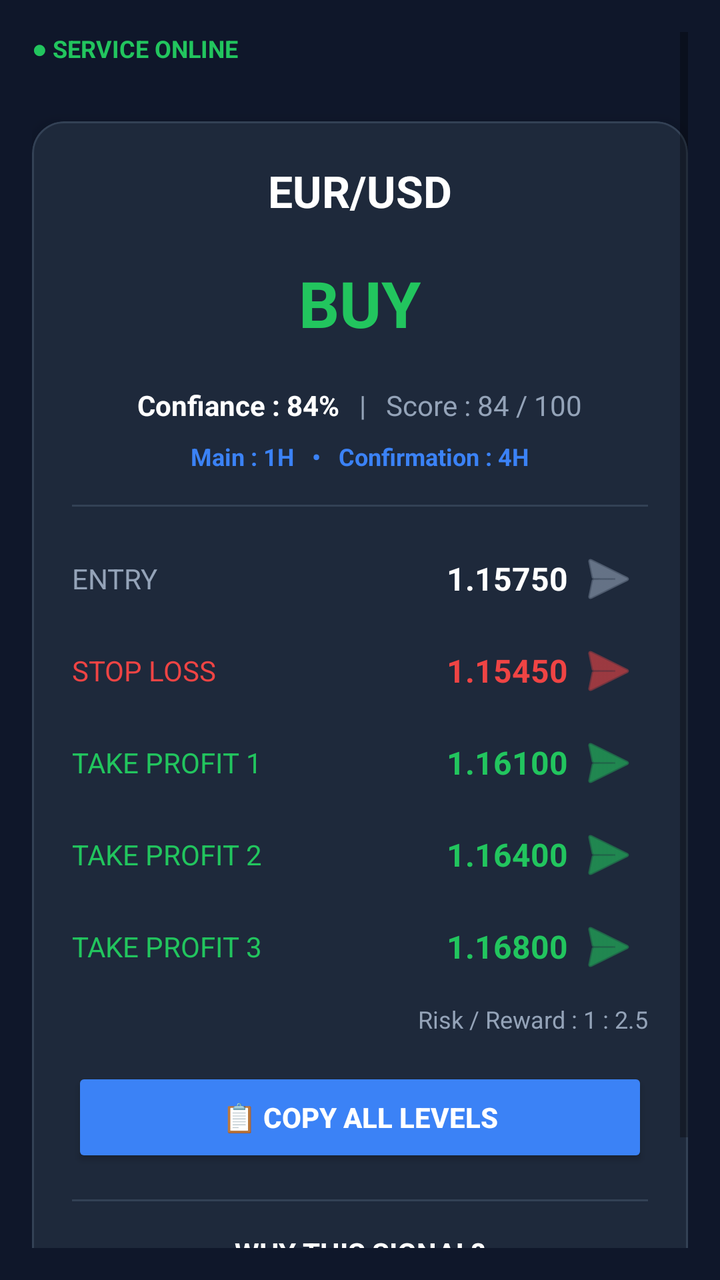
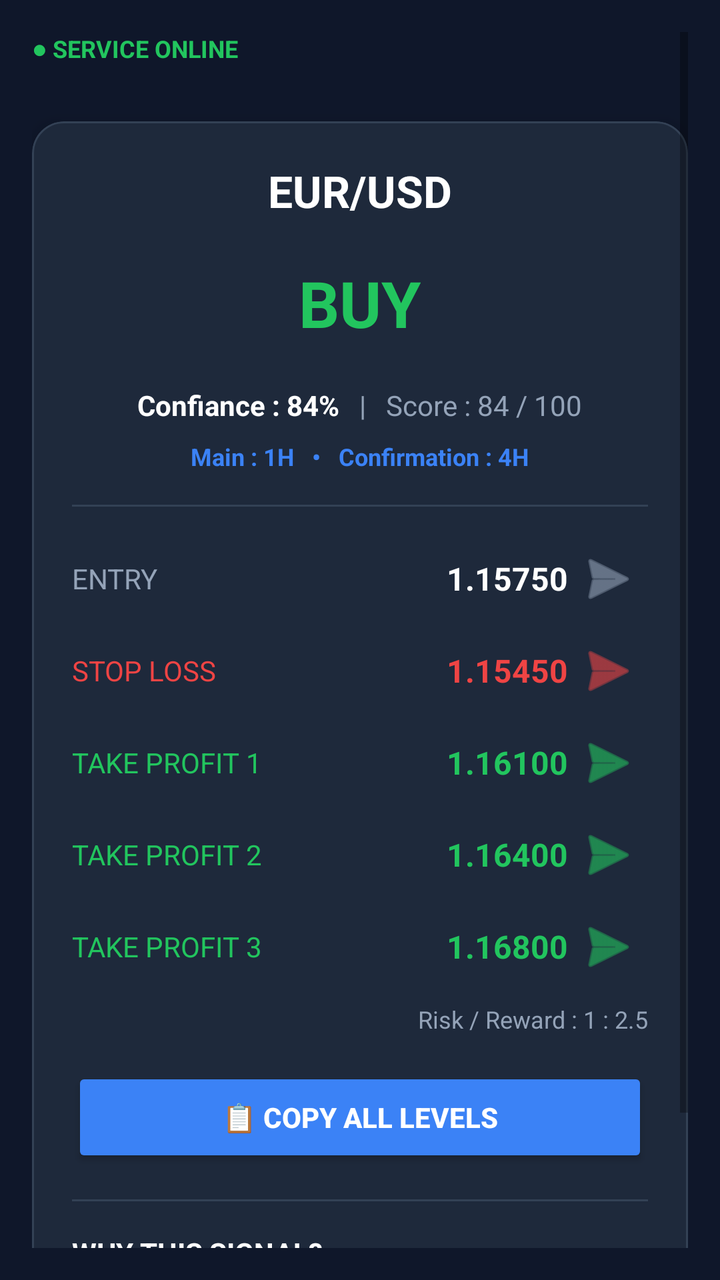

The first picture is an Android layout as it rendered before a commit; the second is the same layout after the commit. The layout source and the unified diff follow.
<!-- AndroidManifest.xml: application theme Theme.TradeVisionAI -->
<!-- res/layout/fragment_signal.xml -->
<?xml version="1.0" encoding="utf-8"?>
<ScrollView xmlns:android="http://schemas.android.com/apk/res/android"
    xmlns:app="http://schemas.android.com/apk/res-auto"
    android:layout_width="match_parent"
    android:layout_height="match_parent"
    android:background="@color/bg_main"
    android:padding="16dp">

    <LinearLayout
        android:layout_width="match_parent"
        android:layout_height="wrap_content"
        android:orientation="vertical">

        
        <TextView
            android:id="@+id/tvServiceStatus"
            android:layout_width="wrap_content"
            android:layout_height="wrap_content"
            android:text="● SERVICE ONLINE"
            android:textColor="@color/signal_buy"
            android:textSize="12sp"
            android:textStyle="bold" />

        
        <HorizontalScrollView
            android:layout_width="match_parent"
            android:layout_height="wrap_content"
            android:layout_marginTop="12dp"
            android:scrollbars="none">

            <LinearLayout
                android:id="@+id/assetContainer"
                android:layout_width="wrap_content"
                android:layout_height="wrap_content"
                android:orientation="horizontal" />
        </HorizontalScrollView>

        
        <com.google.android.material.card.MaterialCardView
            android:layout_width="match_parent"
            android:layout_height="wrap_content"
            android:layout_marginTop="16dp"
            app:cardBackgroundColor="@color/bg_card"
            app:cardCornerRadius="16dp"
            app:cardElevation="4dp"
            app:strokeColor="@color/bg_border"
            app:strokeWidth="1dp">

            <LinearLayout
                android:layout_width="match_parent"
                android:layout_height="wrap_content"
                android:gravity="center_horizontal"
                android:orientation="vertical"
                android:padding="20dp">

                <TextView
                    android:id="@+id/tvAsset"
                    android:layout_width="wrap_content"
                    android:layout_height="wrap_content"
                    android:text="EUR/USD"
                    android:textColor="@color/text_main"
                    android:textSize="22sp"
                    android:textStyle="bold" />

                <TextView
                    android:id="@+id/tvAction"
                    android:layout_width="wrap_content"
                    android:layout_height="wrap_content"
                    android:layout_marginTop="12dp"
                    android:paddingHorizontal="32dp"
                    android:paddingVertical="8dp"
                    android:text="BUY"
                    android:textColor="@color/signal_buy"
                    android:textSize="32sp"
                    android:textStyle="bold" />

                <LinearLayout
                    android:layout_width="wrap_content"
                    android:layout_height="wrap_content"
                    android:layout_marginTop="12dp"
                    android:orientation="horizontal">

                    <TextView
                        android:id="@+id/tvConfidence"
                        android:layout_width="wrap_content"
                        android:layout_height="wrap_content"
                        android:text="Confiance : 84%"
                        android:textColor="@color/text_main"
                        android:textSize="14sp"
                        android:textStyle="bold" />

                    <TextView
                        android:layout_width="wrap_content"
                        android:layout_height="wrap_content"
                        android:text="   |   "
                        android:textColor="@color/text_secondary" />

                    <TextView
                        android:id="@+id/tvScore"
                        android:layout_width="wrap_content"
                        android:layout_height="wrap_content"
                        android:text="Score : 84 / 100"
                        android:textColor="@color/text_secondary"
                        android:textSize="14sp" />
                </LinearLayout>

                <TextView
                    android:id="@+id/tvTimeframes"
                    android:layout_width="wrap_content"
                    android:layout_height="wrap_content"
                    android:layout_marginTop="8dp"
                    android:text="Main : 1H   •   Confirmation : 4H"
                    android:textColor="@color/admin_accent"
                    android:textSize="12sp"
                    android:textStyle="bold" />

                <View
                    android:layout_width="match_parent"
                    android:layout_height="1dp"
                    android:layout_marginVertical="16dp"
                    android:background="@color/bg_border" />

                <LinearLayout
                    android:id="@+id/levelsContainer"
                    android:layout_width="match_parent"
                    android:layout_height="wrap_content"
                    android:orientation="vertical">

                    <LinearLayout
                        android:layout_width="match_parent"
                        android:layout_height="wrap_content"
                        android:gravity="center_vertical"
                        android:orientation="horizontal">
                        <TextView
                            android:layout_width="0dp"
                            android:layout_height="wrap_content"
                            android:layout_weight="1"
                            android:text="ENTRY"
                            android:textColor="@color/text_secondary" />
                        <TextView
                            android:id="@+id/tvEntry"
                            android:layout_width="wrap_content"
                            android:layout_height="wrap_content"
                            android:text="1.15750"
                            android:textColor="@color/text_main"
                            android:textSize="16sp"
                            android:textStyle="bold" />
                        <ImageButton
                            android:id="@+id/btnCopyEntry"
                            android:layout_width="40dp"
                            android:layout_height="40dp"
                            android:background="?attr/selectableItemBackgroundBorderless"
                            android:contentDescription="Copy Entry"
                            android:src="@android:drawable/ic_menu_send"
                            app:tint="@color/text_secondary" />
                    </LinearLayout>

                    <LinearLayout
                        android:layout_width="match_parent"
                        android:layout_height="wrap_content"
                        android:layout_marginTop="6dp"
                        android:gravity="center_vertical"
                        android:orientation="horizontal">
                        <TextView
                            android:layout_width="0dp"
                            android:layout_height="wrap_content"
                            android:layout_weight="1"
                            android:text="STOP LOSS"
                            android:textColor="@color/signal_sell" />
                        <TextView
                            android:id="@+id/tvSL"
                            android:layout_width="wrap_content"
                            android:layout_height="wrap_content"
                            android:text="1.15450"
                            android:textColor="@color/signal_sell"
                            android:textSize="16sp"
                            android:textStyle="bold" />
                        <ImageButton
                            android:id="@+id/btnCopySL"
                            android:layout_width="40dp"
                            android:layout_height="40dp"
                            android:background="?attr/selectableItemBackgroundBorderless"
                            android:contentDescription="Copy SL"
                            android:src="@android:drawable/ic_menu_send"
                            app:tint="@color/signal_sell" />
                    </LinearLayout>

                    <LinearLayout
                        android:layout_width="match_parent"
                        android:layout_height="wrap_content"
                        android:layout_marginTop="6dp"
                        android:gravity="center_vertical"
                        android:orientation="horizontal">
                        <TextView
                            android:layout_width="0dp"
                            android:layout_height="wrap_content"
                            android:layout_weight="1"
                            android:text="TAKE PROFIT 1"
                            android:textColor="@color/signal_buy" />
                        <TextView
                            android:id="@+id/tvTP1"
                            android:layout_width="wrap_content"
                            android:layout_height="wrap_content"
                            android:text="1.16100"
                            android:textColor="@color/signal_buy"
                            android:textSize="16sp"
                            android:textStyle="bold" />
                        <ImageButton
                            android:id="@+id/btnCopyTP1"
                            android:layout_width="40dp"
                            android:layout_height="40dp"
                            android:background="?attr/selectableItemBackgroundBorderless"
                            android:contentDescription="Copy TP1"
                            android:src="@android:drawable/ic_menu_send"
                            app:tint="@color/signal_buy" />
                    </LinearLayout>

                    <LinearLayout
                        android:layout_width="match_parent"
                        android:layout_height="wrap_content"
                        android:layout_marginTop="6dp"
                        android:gravity="center_vertical"
                        android:orientation="horizontal">
                        <TextView
                            android:layout_width="0dp"
                            android:layout_height="wrap_content"
                            android:layout_weight="1"
                            android:text="TAKE PROFIT 2"
                            android:textColor="@color/signal_buy" />
                        <TextView
                            android:id="@+id/tvTP2"
                            android:layout_width="wrap_content"
                            android:layout_height="wrap_content"
                            android:text="1.16400"
                            android:textColor="@color/signal_buy"
                            android:textSize="16sp"
                            android:textStyle="bold" />
                        <ImageButton
                            android:id="@+id/btnCopyTP2"
                            android:layout_width="40dp"
                            android:layout_height="40dp"
                            android:background="?attr/selectableItemBackgroundBorderless"
                            android:contentDescription="Copy TP2"
                            android:src="@android:drawable/ic_menu_send"
                            app:tint="@color/signal_buy" />
                    </LinearLayout>

                    <LinearLayout
                        android:layout_width="match_parent"
                        android:layout_height="wrap_content"
                        android:layout_marginTop="6dp"
                        android:gravity="center_vertical"
                        android:orientation="horizontal">
                        <TextView
                            android:layout_width="0dp"
                            android:layout_height="wrap_content"
                            android:layout_weight="1"
                            android:text="TAKE PROFIT 3"
                            android:textColor="@color/signal_buy" />
                        <TextView
                            android:id="@+id/tvTP3"
                            android:layout_width="wrap_content"
                            android:layout_height="wrap_content"
                            android:text="1.16800"
                            android:textColor="@color/signal_buy"
                            android:textSize="16sp"
                            android:textStyle="bold" />
                        <ImageButton
                            android:id="@+id/btnCopyTP3"
                            android:layout_width="40dp"
                            android:layout_height="40dp"
                            android:background="?attr/selectableItemBackgroundBorderless"
                            android:contentDescription="Copy TP3"
                            android:src="@android:drawable/ic_menu_send"
                            app:tint="@color/signal_buy" />
                    </LinearLayout>

                    <TextView
                        android:id="@+id/tvRR"
                        android:layout_width="wrap_content"
                        android:layout_height="wrap_content"
                        android:layout_gravity="end"
                        android:layout_marginTop="8dp"
                        android:text="Risk / Reward : 1 : 2.5"
                        android:textColor="@color/text_secondary"
                        android:textSize="12sp" />

                    <Button
                        android:id="@+id/btnCopy"
                        android:layout_width="match_parent"
                        android:layout_height="50dp"
                        android:layout_marginTop="16dp"
                        android:backgroundTint="@color/admin_accent"
                        android:text="📋 COPY ALL LEVELS"
                        android:textColor="@color/text_main"
                        android:textStyle="bold" />
                </LinearLayout>

                <View
                    android:layout_width="match_parent"
                    android:layout_height="1dp"
                    android:layout_marginVertical="16dp"
                    android:background="@color/bg_border" />

                <TextView
                    android:layout_width="wrap_content"
                    android:layout_height="wrap_content"
                    android:text="WHY THIS SIGNAL?"
                    android:textColor="@color/text_main"
                    android:textSize="14sp"
                    android:textStyle="bold" />

                <TextView
                    android:id="@+id/tvReasons"
                    android:layout_width="match_parent"
                    android:layout_height="wrap_content"
                    android:layout_marginTop="8dp"
                    android:background="@color/bg_main"
                    android:padding="12dp"
                    android:textColor="@color/text_secondary"
                    android:textSize="12sp" />

            </LinearLayout>
        </com.google.android.material.card.MaterialCardView>

    </LinearLayout>
</ScrollView>
<!-- resources referenced by this layout -->
<resources>
  <color name="admin_accent">#3B82F6</color>
  <color name="bg_border">#334155</color>
  <color name="bg_card">#1E293B</color>
  <color name="bg_main">#0F172A</color>
  <color name="signal_buy">#22C55E</color>
  <color name="signal_sell">#EF4444</color>
  <color name="text_main">#FFFFFF</color>
  <color name="text_secondary">#94A3B8</color>
  <style name="Theme.TradeVisionAI" parent="Theme.MaterialComponents.DayNight.NoActionBar">
          <item name="colorPrimary">@color/colorPrimary</item>
          <item name="colorPrimaryDark">@color/colorPrimaryDark</item>
          <item name="colorAccent">@color/colorAccent</item>
          <item name="android:windowBackground">@color/bg_main</item>
          <item name="colorSurface">@color/bg_card</item>
          <item name="colorOnSurface">@color/text_main</item>
          <item name="android:statusBarColor">@color/bg_main</item>
          <item name="android:windowLightStatusBar">false</item>
      </style>
  <color name="colorPrimary">#3B82F6</color>
  <color name="colorPrimaryDark">#0F172A</color>
  <color name="colorAccent">#3B82F6</color>
</resources>

<!-- the commit's change to res/layout/fragment_signal.xml (unified diff, before → after) -->
@@ -53,6 +53,7 @@
                 android:orientation="vertical"
                 android:padding="20dp">
 
+                
                 <TextView
                     android:id="@+id/tvAsset"
                     android:layout_width="wrap_content"
@@ -62,6 +63,7 @@
                     android:textSize="22sp"
                     android:textStyle="bold" />
 
+                
                 <TextView
                     android:id="@+id/tvAction"
                     android:layout_width="wrap_content"
@@ -74,6 +76,7 @@
                     android:textSize="32sp"
                     android:textStyle="bold" />
 
+                
                 <LinearLayout
                     android:layout_width="wrap_content"
                     android:layout_height="wrap_content"
@@ -104,6 +107,7 @@
                         android:textSize="14sp" />
                 </LinearLayout>
 
+                
                 <TextView
                     android:id="@+id/tvTimeframes"
                     android:layout_width="wrap_content"
@@ -120,12 +124,14 @@
                     android:layout_marginVertical="16dp"
                     android:background="@color/bg_border" />
 
+                
                 <LinearLayout
                     android:id="@+id/levelsContainer"
                     android:layout_width="match_parent"
                     android:layout_height="wrap_content"
                     android:orientation="vertical">
 
+                    
                     <LinearLayout
                         android:layout_width="match_parent"
                         android:layout_height="wrap_content"
@@ -155,6 +161,7 @@
                             app:tint="@color/text_secondary" />
                     </LinearLayout>
 
+                    
                     <LinearLayout
                         android:layout_width="match_parent"
                         android:layout_height="wrap_content"
@@ -185,6 +192,7 @@
                             app:tint="@color/signal_sell" />
                     </LinearLayout>
 
+                    
                     <LinearLayout
                         android:layout_width="match_parent"
                         android:layout_height="wrap_content"
@@ -215,6 +223,7 @@
                             app:tint="@color/signal_buy" />
                     </LinearLayout>
 
+                    
                     <LinearLayout
                         android:layout_width="match_parent"
                         android:layout_height="wrap_content"
@@ -245,6 +254,7 @@
                             app:tint="@color/signal_buy" />
                     </LinearLayout>
 
+                    
                     <LinearLayout
                         android:layout_width="match_parent"
                         android:layout_height="wrap_content"
@@ -285,6 +295,7 @@
                         android:textColor="@color/text_secondary"
                         android:textSize="12sp" />
 
+                    
                     <Button
                         android:id="@+id/btnCopy"
                         android:layout_width="match_parent"
@@ -302,19 +313,29 @@
                     android:layout_marginVertical="16dp"
                     android:background="@color/bg_border" />
 
-                <TextView
-                    android:layout_width="wrap_content"
-                    android:layout_height="wrap_content"
+                
+                <TextView
+                    android:layout_width="wrap_content"
+                    android:layout_height="wrap_content"
+                    android:layout_gravity="start"
                     android:text="WHY THIS SIGNAL?"
                     android:textColor="@color/text_main"
                     android:textSize="14sp"
                     android:textStyle="bold" />
 
+                <LinearLayout
+                    android:id="@+id/factorsContainer"
+                    android:layout_width="match_parent"
+                    android:layout_height="wrap_content"
+                    android:layout_marginTop="10dp"
+                    android:orientation="vertical" />
+
+                
                 <TextView
                     android:id="@+id/tvReasons"
                     android:layout_width="match_parent"
                     android:layout_height="wrap_content"
-                    android:layout_marginTop="8dp"
+                    android:layout_marginTop="14dp"
                     android:background="@color/bg_main"
                     android:padding="12dp"
                     android:textColor="@color/text_secondary"
